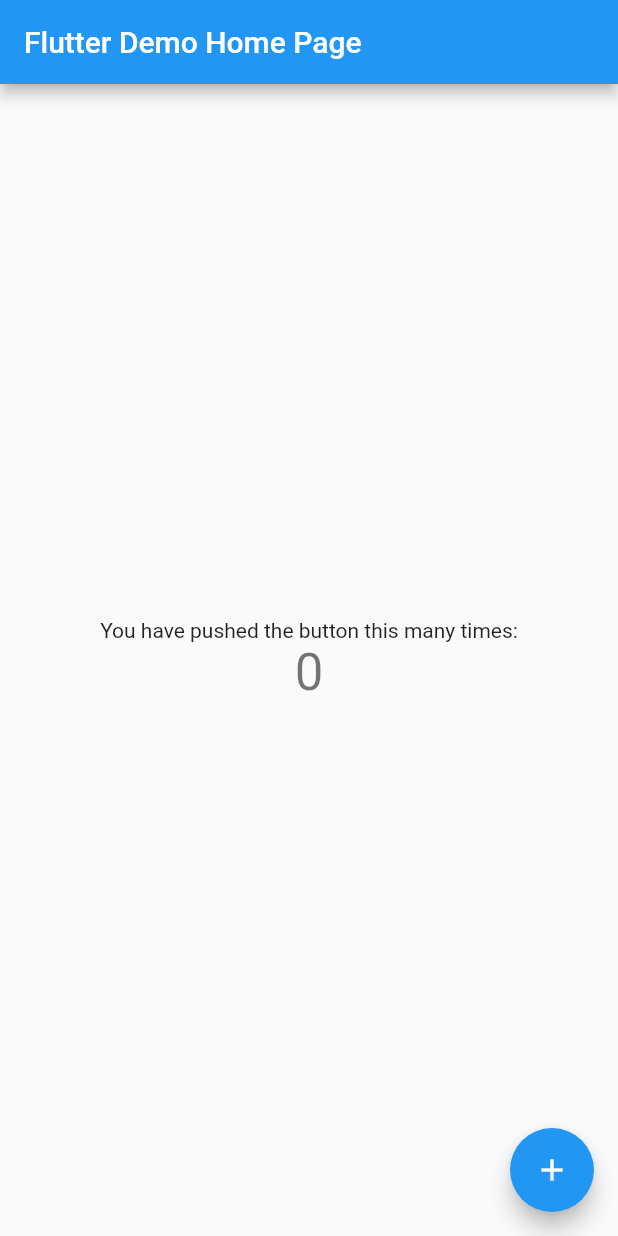
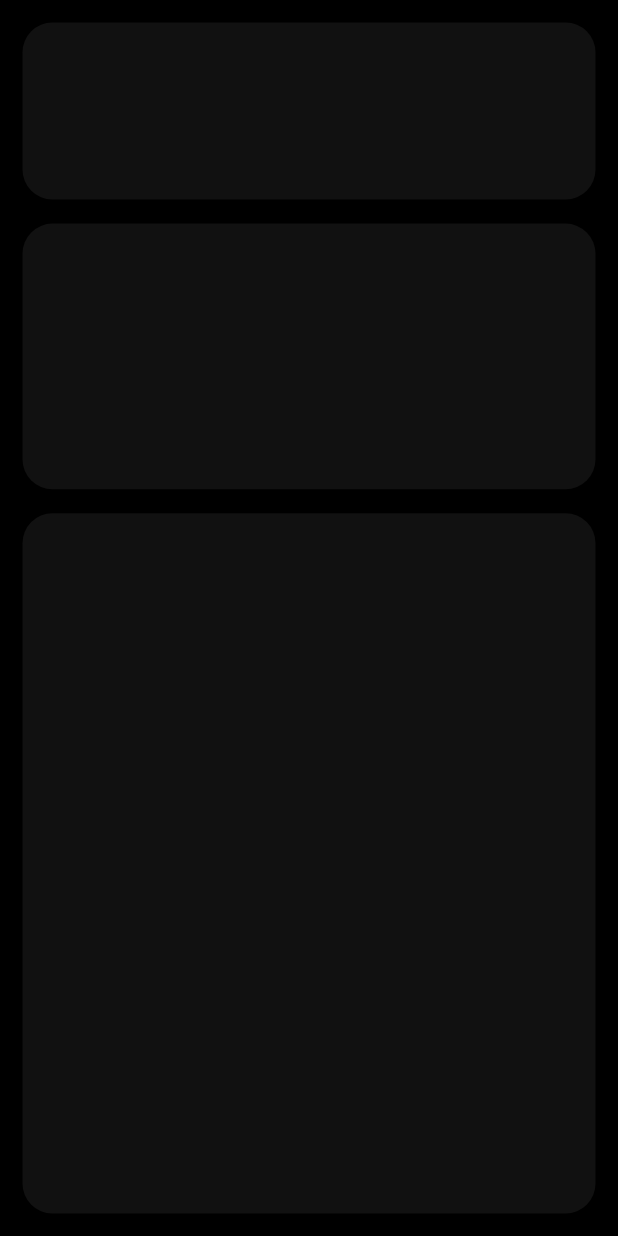
Before and after one commit to MedeirosWesley/calculator, a Flutter app: the screen it shows after launch, on a phone screen of 412 x 824 dp. Run offline on Flutter 3.47's test engine with Material 2 defaults, Android fonts, the phone set to English and light mode, and no system bars.

Commit message:
Layout inicial

```diff
--- /dev/null
+++ b/lib/consts.dart
@@ -0,0 +1 @@
+const double defaultPadding = 15;
--- a/lib/main.dart
+++ b/lib/main.dart
@@ -1,7 +1,11 @@
+import 'package:calculator/consts.dart';
 import 'package:flutter/material.dart';
+import 'package:flutter/services.dart';
 
 void main() {
   runApp(const MyApp());
+
+  SystemChrome.setEnabledSystemUIMode(SystemUiMode.manual, overlays: []);
 }
 
 class MyApp extends StatelessWidget {
@@ -11,105 +15,63 @@ class MyApp extends StatelessWidget {
   @override
   Widget build(BuildContext context) {
     return MaterialApp(
-      title: 'Flutter Demo',
+      debugShowCheckedModeBanner: false,
+      title: 'Calculadora',
       theme: ThemeData(
-        // This is the theme of your application.
-        //
-        // Try running your application with "flutter run". You'll see the
-        // application has a blue toolbar. Then, without quitting the app, try
-        // changing the primarySwatch below to Colors.green and then invoke
-        // "hot reload" (press "r" in the console where you ran "flutter run",
-        // or simply save your changes to "hot reload" in a Flutter IDE).
-        // Notice that the counter didn't reset back to zero; the application
-        // is not restarted.
         primarySwatch: Colors.blue,
       ),
-      home: const MyHomePage(title: 'Flutter Demo Home Page'),
+      home: const HomePage(),
     );
   }
 }
 
-class MyHomePage extends StatefulWidget {
-  const MyHomePage({Key? key, required this.title}) : super(key: key);
-
-  // This widget is the home page of your application. It is stateful, meaning
-  // that it has a State object (defined below) that contains fields that affect
-  // how it looks.
-
-  // This class is the configuration for the state. It holds the values (in this
-  // case the title) provided by the parent (in this case the App widget) and
-  // used by the build method of the State. Fields in a Widget subclass are
-  // always marked "final".
-
-  final String title;
+class HomePage extends StatefulWidget {
+  const HomePage({Key? key}) : super(key: key);
 
   @override
-  State<MyHomePage> createState() => _MyHomePageState();
+  State<HomePage> createState() => HomePageState();
 }
 
-class _MyHomePageState extends State<MyHomePage> {
-  int _counter = 0;
-
-  void _incrementCounter() {
-    setState(() {
-      // This call to setState tells the Flutter framework that something has
-      // changed in this State, which causes it to rerun the build method below
-      // so that the display can reflect the updated values. If we changed
-      // _counter without calling setState(), then the build method would not be
-      // called again, and so nothing would appear to happen.
-      _counter++;
-    });
-  }
-
+class HomePageState extends State<HomePage> {
   @override
   Widget build(BuildContext context) {
-    // This method is rerun every time setState is called, for instance as done
-    // by the _incrementCounter method above.
-    //
-    // The Flutter framework has been optimized to make rerunning build methods
-    // fast, so that you can just rebuild anything that needs updating rather
-    // than having to individually change instances of widgets.
-    return Scaffold(
-      appBar: AppBar(
-        // Here we take the value from the MyHomePage object that was created by
-        // the App.build method, and use it to set our appbar title.
-        title: Text(widget.title),
+    return Container(
+      color: Colors.black,
+      padding: const EdgeInsets.all(defaultPadding),
+      child: Column(
+        children: [
+          Expanded(
+            flex: 2,
+            child: Column(
+              children: [
+                Expanded(
+                    flex: 4,
+                    child: Container(
+                      decoration: BoxDecoration(
+                          color: Colors.grey.shade900.withOpacity(.5),
+                          borderRadius: BorderRadius.circular(20)),
+                    )),
+                const Divider(),
+                Expanded(
+                    flex: 6,
+                    child: Container(
+                      decoration: BoxDecoration(
+                          color: Colors.grey.shade900.withOpacity(.5),
+                          borderRadius: BorderRadius.circular(20)),
+                    )),
+              ],
+            ),
+          ),
+          const Divider(),
+          Expanded(
+              flex: 3,
+              child: Container(
+                decoration: BoxDecoration(
+                    color: Colors.grey.shade900.withOpacity(.5),
+                    borderRadius: BorderRadius.circular(20)),
+              )),
+        ],
       ),
-      body: Center(
-        // Center is a layout widget. It takes a single child and positions it
-        // in the middle of the parent.
-        child: Column(
-          // Column is also a layout widget. It takes a list of children and
-          // arranges them vertically. By default, it sizes itself to fit its
-          // children horizontally, and tries to be as tall as its parent.
-          //
-          // Invoke "debug painting" (press "p" in the console, choose the
-          // "Toggle Debug Paint" action from the Flutter Inspector in Android
-          // Studio, or the "Toggle Debug Paint" command in Visual Studio Code)
-          // to see the wireframe for each widget.
-          //
-          // Column has various properties to control how it sizes itself and
-          // how it positions its children. Here we use mainAxisAlignment to
-          // center the children vertically; the main axis here is the vertical
-          // axis because Columns are vertical (the cross axis would be
-          // horizontal).
-          mainAxisAlignment: MainAxisAlignment.center,
-          children: <Widget>[
-            const Text(
-              'You have pushed the button this many times:',
-            ),
-            Text(
-              '$_counter',
-              style: Theme.of(context).textTheme.headline4,
-            ),
-          ],
-        ),
-      ),
-      floatingActionButton: FloatingActionButton(
-        onPressed: _incrementCounter,
-        tooltip: 'Increment',
-        child: const Icon(Icons.add),
-      ), // This trailing comma makes auto-formatting nicer for build methods.
     );
   }
 }
```
Also changed, not shown: 1 other file.
